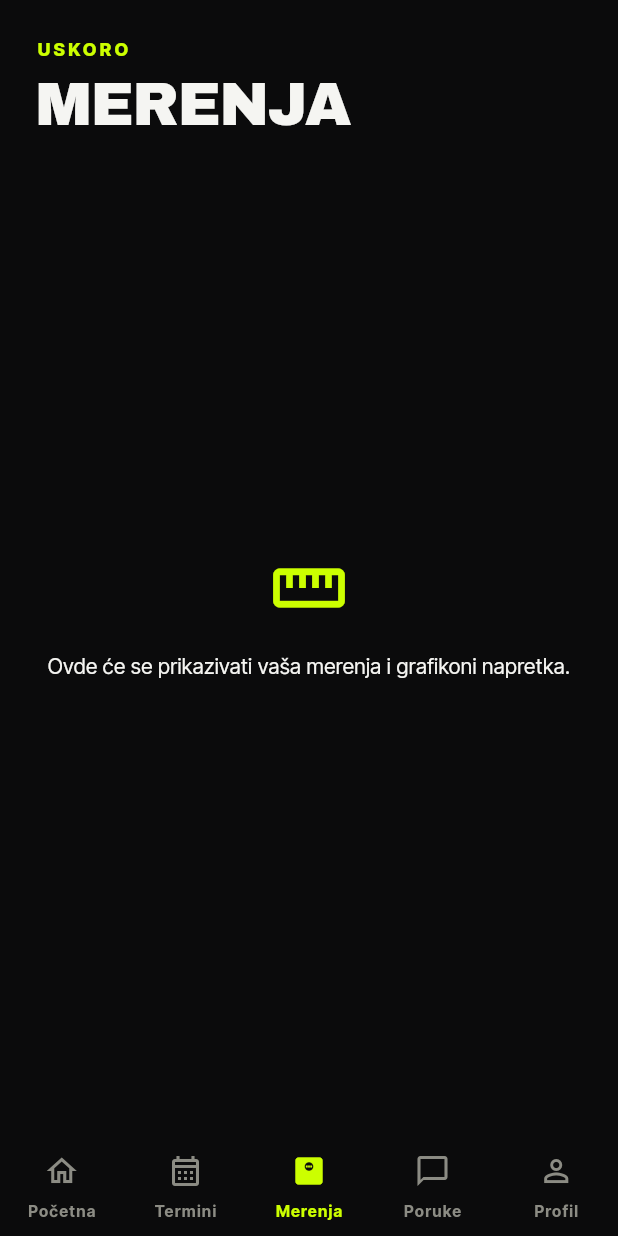
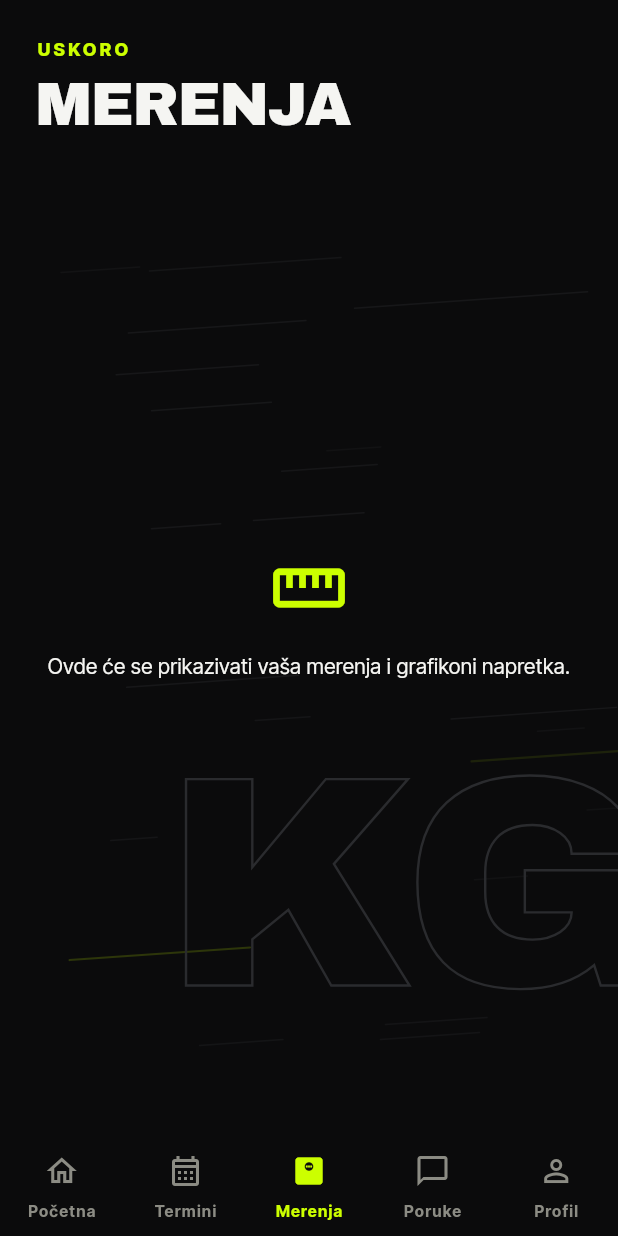
Before and after one commit to Kakarot92/sportin-clone, a Flutter app: the screen it shows once a user with an empty profile is signed in, item 3 of the bottom bar chosen, on a phone screen of 412 x 824 dp. Run offline on Flutter 3.47's test engine with Material 3 defaults, Android fonts, the phone set to English and light mode, and no system bars; our stand-ins replace cloud_firestore, firebase_auth, firebase_core, flutter_riverpod, go_router, google_fonts; accounts and stored records are empty.

Commit message:
feat(design): reskin measurements, chat, profile + placeholder to Kinetik
Upgraded PlaceholderScaffold with SpeedLines backdrop, GhostText depth
layer, and Reveal stagger. Measurements passes ghostLabel='KG', chat
passes '»'. Profile gets KineticInitials, VoltBadge, GhostText watermark,
VoltButton primary CTA, and Reveal stagger; all routes and logic intact.

Co-Authored-By: Claude Opus 4.8 <noreply@anthropic.com>

```diff
--- a/lib/app/placeholder_scaffold.dart
+++ b/lib/app/placeholder_scaffold.dart
@@ -1,9 +1,11 @@
 import 'package:flutter/material.dart';
 
 import 'kinetic.dart';
+import 'kinetic_effects.dart';
 import 'theme.dart';
 
-/// Kinetik-styled titled screen with a centered icon + message.
+/// Kinetik-styled titled screen with a SpeedLines backdrop, a GhostText
+/// depth layer, and a staggered Reveal entrance.
 /// Used by feature tabs whose real content arrives in later milestones.
 class PlaceholderScaffold extends StatelessWidget {
   const PlaceholderScaffold({
@@ -12,6 +14,7 @@ class PlaceholderScaffold extends StatelessWidget {
     required this.title,
     required this.message,
     required this.icon,
+    this.ghostLabel,
   });
 
   final String eyebrow;
@@ -19,29 +22,69 @@ class PlaceholderScaffold extends StatelessWidget {
   final String message;
   final IconData icon;
 
+  /// Optional ghost label. If null, derives from the first character of [title].
+  final String? ghostLabel;
+
+  String _ghost() {
+    if (ghostLabel != null && ghostLabel!.isNotEmpty) return ghostLabel!;
+    return title.isNotEmpty ? title[0].toUpperCase() : '·';
+  }
+
   @override
   Widget build(BuildContext context) {
+    final ghost = _ghost();
+
     return Scaffold(
-      body: SafeArea(
+      backgroundColor: kInk,
+      body: Stack(
+        children: [
+          // Faint speed-lines texture backdrop.
+          const Positioned.fill(
+            child: SpeedLines(
+              density: 22,
+              seed: 77,
+              opacity: 0.40,
+              voltShare: 0.10,
+            ),
+          ),
+          // Giant ghost label bleeding off the right edge for depth.
+          Positioned(
+            right: -24,
+            bottom: 72,
+            child: GhostText(
+              ghost,
+              size: 200,
+              color: kLineDark,
+              strokeWidth: 1.6,
+            ),
+          ),
+          // Foreground content inside safe area.
+          SafeArea(
             child: Padding(
               padding: const EdgeInsets.fromLTRB(24, 24, 24, 24),
               child: Column(
                 crossAxisAlignment: CrossAxisAlignment.start,
                 children: [
-              Eyebrow(eyebrow),
+                  Reveal(index: 0, child: Eyebrow(eyebrow)),
                   const SizedBox(height: 10),
-              DisplayTitle(title),
+                  Reveal(index: 1, child: DisplayTitle(title)),
                   Expanded(
                     child: Center(
                       child: Column(
                         mainAxisSize: MainAxisSize.min,
                         children: [
-                      Icon(icon, size: 52, color: kVolt),
+                          Reveal(
+                            index: 2,
+                            child: Icon(icon, size: 52, color: kVolt),
+                          ),
                           const SizedBox(height: 16),
-                      Text(
+                          Reveal(
+                            index: 3,
+                            child: Text(
                               message,
                               textAlign: TextAlign.center,
                               style: Theme.of(context).textTheme.bodyMedium,
+                            ),
                           ),
                         ],
                       ),
@@ -51,6 +94,8 @@ class PlaceholderScaffold extends StatelessWidget {
               ),
             ),
           ),
+        ],
+      ),
     );
   }
 }
--- a/lib/features/chat/presentation/chat_screen.dart
+++ b/lib/features/chat/presentation/chat_screen.dart
@@ -13,6 +13,7 @@ class ChatScreen extends StatelessWidget {
       title: l10n.chatTitle,
       message: l10n.chatPlaceholder,
       icon: Icons.chat_bubble_outline,
+      ghostLabel: '»',
     );
   }
 }
--- a/lib/features/measurements/presentation/measurements_screen.dart
+++ b/lib/features/measurements/presentation/measurements_screen.dart
@@ -13,6 +13,7 @@ class MeasurementsScreen extends StatelessWidget {
       title: l10n.measurementsTitle,
       message: l10n.measurementsPlaceholder,
       icon: Icons.straighten,
+      ghostLabel: 'KG',
     );
   }
 }
```
Also changed, not shown: lib/features/profile/presentation/profile_screen.dart (+149 -50 lines). Lines whose indentation alone changed are shown as unchanged.
